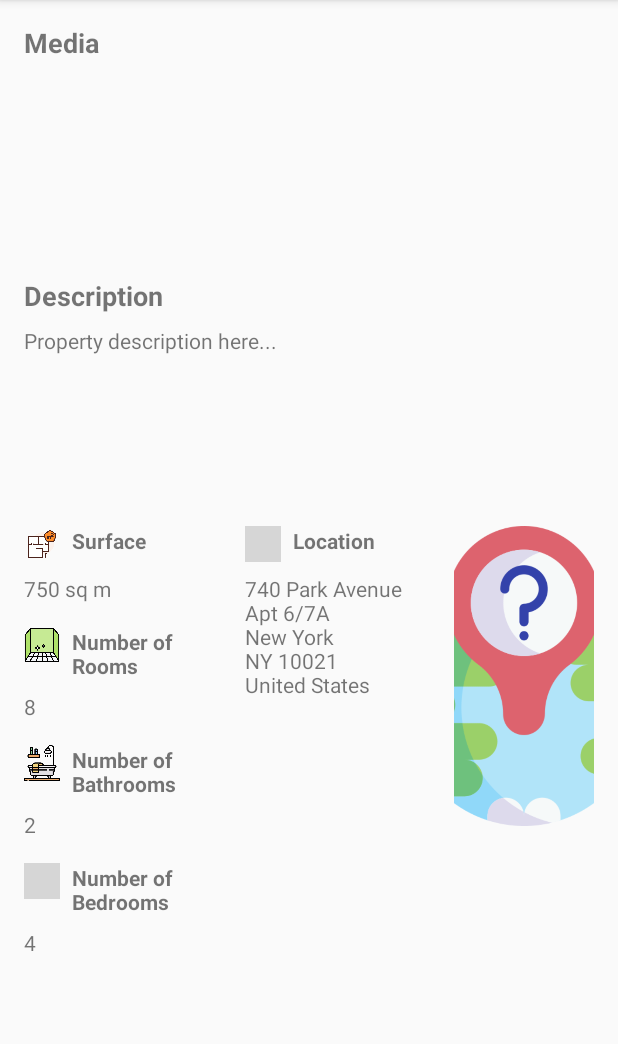
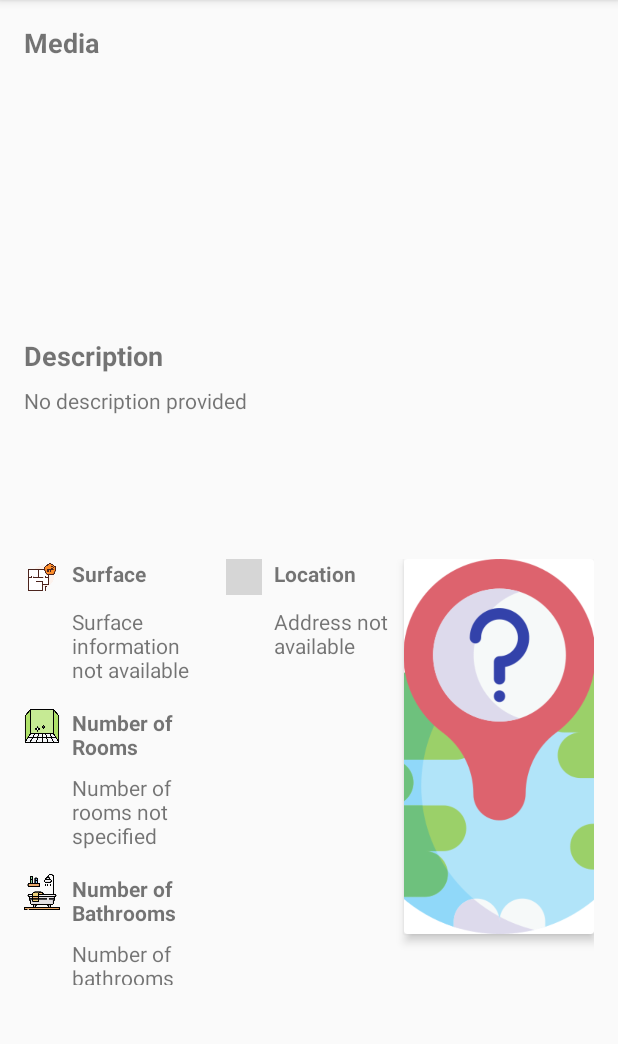
Before and after one commit to Rox74/P9-RealEstateManager-Android-NBA, an Android app: the fragment PropertyDetailFragment placed in its activity, on a phone screen of 412 x 824 dp, the part 84-1128 px from its top. Run offline under Robolectric (Android 15) with nearby library versions, the phone set to English and light mode, and no system bars; our stand-ins replace Room's generated code; pictures from the network do not load; grey boxes are pictures that could not be loaded.

Commit message:
Design Adaptation Shadows

```diff
--- a/app/src/main/res/layout/fragment_property_detail.xml
+++ b/app/src/main/res/layout/fragment_property_detail.xml
@@ -21,7 +21,7 @@
     <androidx.recyclerview.widget.RecyclerView
         android:id="@+id/property_photos"
         android:layout_width="0dp"
-        android:layout_height="120dp"
+        android:layout_height="160dp"
         android:layout_marginTop="8dp"
         app:layout_constraintTop_toBottomOf="@id/section_media_title"
         app:layout_constraintStart_toStartOf="parent"
@@ -45,7 +45,7 @@
         android:layout_width="0dp"
         android:layout_height="wrap_content"
         android:layout_marginTop="8dp"
-        android:text="Property description here..."
+        android:text="No description provided"
         app:layout_constraintTop_toBottomOf="@id/section_description_title"
         app:layout_constraintStart_toStartOf="parent"
         app:layout_constraintEnd_toEndOf="parent" />
@@ -54,7 +54,7 @@
     <LinearLayout
         android:id="@+id/property_bottom_section"
         android:layout_width="0dp"
-        android:layout_height="wrap_content"
+        android:layout_height="300dp"
         android:layout_marginTop="16dp"
         android:orientation="horizontal"
         app:layout_constraintTop_toBottomOf="@id/property_description"
@@ -67,7 +67,7 @@
             android:id="@+id/property_details_section"
             android:layout_width="0dp"
             android:layout_height="wrap_content"
-            android:layout_weight="1.5"
+            android:layout_weight="1"
             android:orientation="vertical"
             android:paddingEnd="8dp">
 
@@ -92,8 +92,9 @@
                 android:id="@+id/property_surface"
                 android:layout_width="wrap_content"
                 android:layout_height="wrap_content"
+                android:layout_marginLeft="32dp"
                 android:layout_marginBottom="16dp"
-                android:text="750 sq m" />
+                android:text="Surface information not available" />
 
             <!-- Détail : Rooms -->
             <LinearLayout
@@ -116,8 +117,9 @@
                 android:id="@+id/property_rooms"
                 android:layout_width="wrap_content"
                 android:layout_height="wrap_content"
+                android:layout_marginLeft="32dp"
                 android:layout_marginBottom="16dp"
-                android:text="8" />
+                android:text="Number of rooms not specified" />
 
             <!-- Détail : Bathrooms -->
             <LinearLayout
@@ -140,8 +142,9 @@
                 android:id="@+id/property_bathrooms"
                 android:layout_width="wrap_content"
                 android:layout_height="wrap_content"
+                android:layout_marginLeft="32dp"
                 android:layout_marginBottom="16dp"
-                android:text="2" />
+                android:text="Number of bathrooms not provided" />
 
             <!-- Détail : Bedrooms -->
             <LinearLayout
@@ -165,7 +168,8 @@
                 android:layout_width="wrap_content"
                 android:layout_height="wrap_content"
                 android:layout_marginBottom="16dp"
-                android:text="4" />
+                android:layout_marginLeft="32dp"
+                android:text="Number of bedrooms not listed" />
         </LinearLayout>
 
         <!-- Colonne 2 : Localisation -->
@@ -173,7 +177,7 @@
             android:id="@+id/property_location_section"
             android:layout_width="0dp"
             android:layout_height="wrap_content"
-            android:layout_weight="1.5"
+            android:layout_weight="1"
             android:orientation="vertical"
             android:paddingStart="8dp"
             android:paddingEnd="8dp">
@@ -198,19 +202,25 @@
                 android:id="@+id/property_location"
                 android:layout_width="wrap_content"
                 android:layout_height="wrap_content"
+                android:layout_marginLeft="32dp"
                 android:layout_marginTop="8dp"
-                android:text="740 Park Avenue\nApt 6/7A\nNew York\nNY 10021\nUnited States" />
+                android:text="Address not available" />
         </LinearLayout>
 
-        <!-- Colonne 3 : Carte -->
-        <ImageView
-            android:id="@+id/property_map"
+        <!-- Colonne 3 : Carte avec ombrage -->
+        <androidx.cardview.widget.CardView
             android:layout_width="0dp"
-            android:layout_height="200dp"
+            android:layout_height="250dp"
             android:layout_weight="1"
-            android:src="@drawable/ic_placeholder_map"
-            android:scaleType="centerCrop"
-            android:layout_marginStart="8dp" />
+            app:cardElevation="4dp">
+
+            <ImageView
+                android:id="@+id/property_map"
+                android:layout_width="match_parent"
+                android:layout_height="match_parent"
+                android:src="@drawable/ic_placeholder_map"
+                android:scaleType="centerCrop" />
+        </androidx.cardview.widget.CardView>
     </LinearLayout>
 
 </androidx.constraintlayout.widget.ConstraintLayout>
```
Also changed, not shown: app/src/main/res/layout/item_photo.xml (+32 -9 lines).
